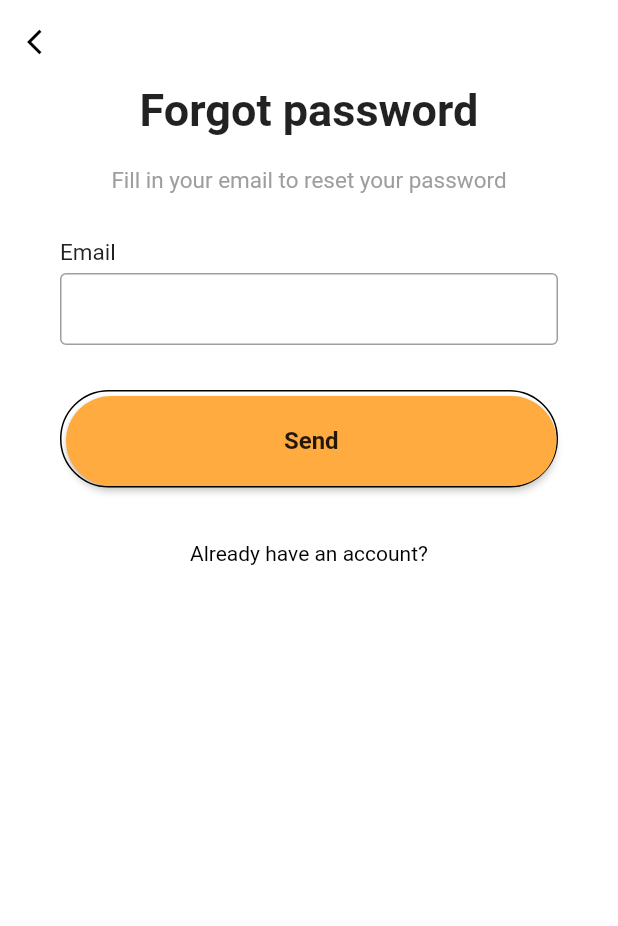
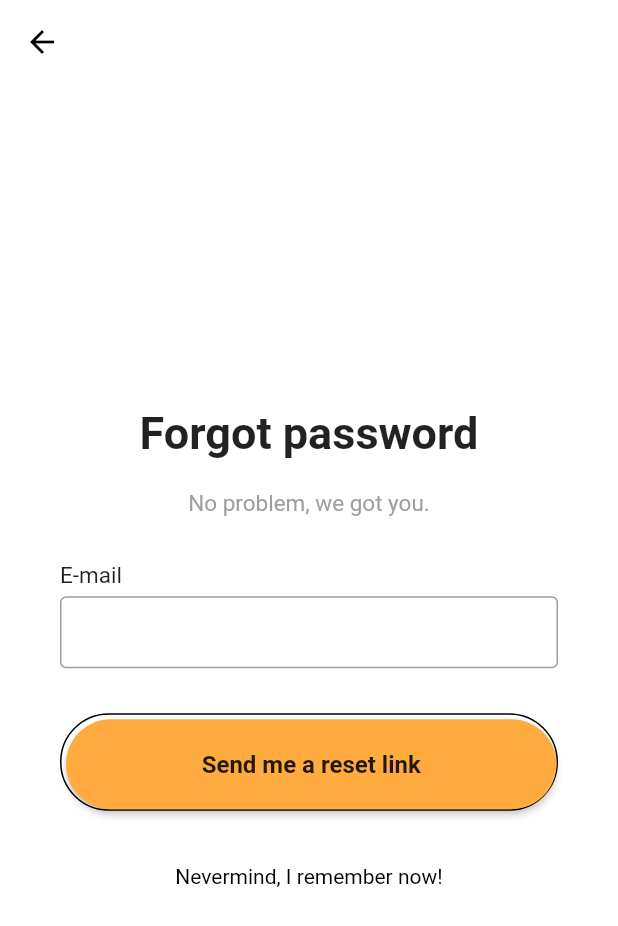
Before and after one commit to JeroenMoonen/project_fab, a Flutter app: the ForgotPasswordPage screen opened by its route, on a phone screen of 412 x 824 dp. Shown: the top 926 px of the screen. Run offline on Flutter 3.47's test engine with Material 2 defaults, Android fonts, the phone set to English and light mode, and no system bars; our stand-ins replace dio, flutter_dotenv, flutter_secure_storage, freezed_annotation, package_info_plus, pretty_dio_logger; missing offline and left inert: dio_cache_interceptor; accounts and stored records are empty.

Commit message:
Resolve height issue on pages. Fix forgot password UI style

```diff
--- a/lib/pages/onboarding/forgot_password_page.dart
+++ b/lib/pages/onboarding/forgot_password_page.dart
@@ -1,6 +1,6 @@
 import 'package:flutter/material.dart';
 import 'package:project_fab/components/input.dart';
-import 'package:project_fab/pages/onboarding/login_page.dart';
+import 'package:project_fab/services/authentication_service.dart';
 
 class ForgotPasswordPage extends StatefulWidget {
   const ForgotPasswordPage({Key? key}) : super(key: key);
@@ -10,14 +10,30 @@ class ForgotPasswordPage extends StatefulWidget {
 }
 
 class _ForgotPasswordPageState extends State<ForgotPasswordPage> {
-  DateTime date = DateTime.now();
-  final TextEditingController _emailController = TextEditingController();
+  late final TextEditingController _emailController;
+
+  @override
+  void initState() {
+    _emailController = TextEditingController();
+
+    super.initState();
+  }
 
   @override
   void dispose() {
     _emailController.dispose();
 
     super.dispose();
+  }
+
+  Future onResetPressed({required context}) async {
+    var snackBar = const SnackBar(
+      content: Text('TODO'),
+    );
+
+    ScaffoldMessenger.of(context).showSnackBar(snackBar);
+
+    Navigator.pushReplacementNamed(context, '/feed');
   }
 
   @override
@@ -28,28 +44,16 @@ class _ForgotPasswordPageState extends State<ForgotPasswordPage> {
       appBar: AppBar(
         elevation: 0,
         backgroundColor: Colors.white,
-        leading: IconButton(
-            onPressed: () {
-              Navigator.pop(context);
-            },
-            icon: const Icon(
-              Icons.arrow_back_ios,
-              size: 20,
-              color: Colors.black,
-            )),
       ),
-      body: SafeArea(
-        child: SingleChildScrollView(
-          child: SizedBox(
-            height: MediaQuery.of(context).size.height,
+      body: SizedBox(
+        // height: MediaQuery.of(context).size.height,
         width: double.infinity,
         child: Column(
-              mainAxisAlignment: MainAxisAlignment.spaceBetween,
+          mainAxisAlignment: MainAxisAlignment.spaceEvenly,
           children: [
             Column(
               children: [
                 Column(
-                      mainAxisAlignment: MainAxisAlignment.spaceEvenly,
                   children: const <Widget>[
                     Text(
                       "Forgot password",
@@ -62,7 +66,7 @@ class _ForgotPasswordPageState extends State<ForgotPasswordPage> {
                       height: 20,
                     ),
                     Text(
-                          "Fill in your email to reset your password",
+                      "No problem, we got you.",
                       style: TextStyle(
                         fontSize: 15,
                         color: Colors.grey,
@@ -74,39 +78,56 @@ class _ForgotPasswordPageState extends State<ForgotPasswordPage> {
                   ],
                 ),
                 Padding(
-                      padding: const EdgeInsets.symmetric(horizontal: 40),
+                  padding: const EdgeInsets.symmetric(
+                    horizontal: 40,
+                  ),
                   child: Column(
                     children: [
                       makeInput(
-                            label: "Email",
+                        label: "E-mail",
                         controller: _emailController,
                       ),
                     ],
                   ),
                 ),
                 Padding(
-                      padding: const EdgeInsets.symmetric(horizontal: 40),
+                  padding: const EdgeInsets.symmetric(
+                    horizontal: 40,
+                  ),
                   child: Container(
-                        padding: const EdgeInsets.only(top: 3, left: 3),
+                    padding: const EdgeInsets.only(
+                      top: 3,
+                      left: 3,
+                    ),
                     decoration: BoxDecoration(
                       borderRadius: BorderRadius.circular(40),
                       border: const Border(
-                            bottom: BorderSide(color: Colors.black),
-                            top: BorderSide(color: Colors.black),
-                            right: BorderSide(color: Colors.black),
-                            left: BorderSide(color: Colors.black),
+                        bottom: BorderSide(
+                          color: Colors.black,
+                        ),
+                        top: BorderSide(
+                          color: Colors.black,
+                        ),
+                        right: BorderSide(
+                          color: Colors.black,
+                        ),
+                        left: BorderSide(
+                          color: Colors.black,
+                        ),
                       ),
                     ),
                     child: MaterialButton(
                       minWidth: double.infinity,
                       height: 60,
-                          onPressed: () {},
+                      onPressed: () {
+                        onResetPressed(context: context);
+                      },
                       color: Colors.orangeAccent,
                       shape: RoundedRectangleBorder(
                         borderRadius: BorderRadius.circular(40),
                       ),
                       child: const Text(
-                            "Send",
+                        "Send me a reset link",
                         style: TextStyle(
                           fontWeight: FontWeight.w600,
                           fontSize: 16,
@@ -130,7 +151,7 @@ class _ForgotPasswordPageState extends State<ForgotPasswordPage> {
                         );
                       },
                       child: const Text(
-                            "Already have an account?",
+                        "Nevermind, I remember now!",
                         style: TextStyle(
                           fontWeight: FontWeight.normal,
                           color: Colors.black,
@@ -144,8 +165,6 @@ class _ForgotPasswordPageState extends State<ForgotPasswordPage> {
           ],
         ),
       ),
-        ),
-      ),
     );
   }
 }
--- a/lib/services/authentication_service.dart
+++ b/lib/services/authentication_service.dart
@@ -43,6 +43,7 @@ class AuthenticationService {
   static Future<AuthenticationToken> authenticate({
     required email,
     required password,
+    saveUserData = false,
   }) async {
     //todo: check if the user is already authenticated!
     // var JWT = await storage.read(key: 'jwt');
```
Lines whose indentation alone changed are shown as unchanged.
